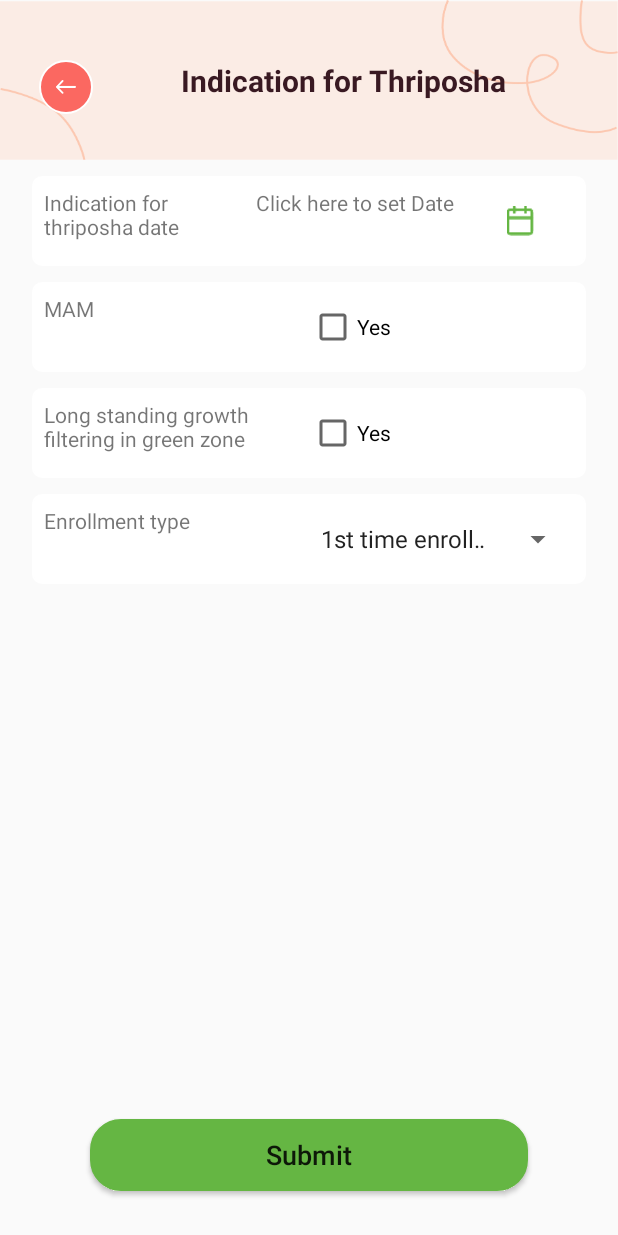
After one commit to tharaka27/chdrapp, an Android app: the SupplementaryIndicationActivity screen opened directly, with no data from a screen before it, on a phone screen of 412 x 824 dp. The commit adds this screen. Run offline under Robolectric (Android 15) with nearby library versions, the phone set to English and light mode, and no system bars; our stand-ins replace RxJava; libraries missing offline, so code that uses them is left out: org.hisp.dhis; 2 statements that could not run were skipped.

Commit message:
Supplementary Indication new UI

```diff
--- a/app/src/main/AndroidManifest.xml
+++ b/app/src/main/AndroidManifest.xml
@@ -16,6 +16,11 @@
         <activity
             android:name=".ui.event_form.AnthropometryActivity"
             android:exported="true" />
+
+        <activity
+            android:name=".ui.event_form.SupplementaryIndicationActivity"
+            android:exported="true" />
+
         <activity android:name=".ui.splash.SplashActivity">
             <intent-filter>
                 <action android:name="android.intent.action.MAIN" />
--- /dev/null
+++ b/app/src/main/java/com/echdr/android/echdrapp/ui/event_form/SupplementaryIndicationActivity.java
@@ -0,0 +1,389 @@
+package com.echdr.android.echdrapp.ui.event_form;
+
+import static android.text.TextUtils.isEmpty;
+
+import android.app.DatePickerDialog;
+import android.content.Context;
+import android.content.DialogInterface;
+import android.content.Intent;
+import android.graphics.Color;
+import android.graphics.drawable.ColorDrawable;
+import android.os.Bundle;
+import android.text.Editable;
+import android.text.TextWatcher;
+import android.text.format.DateFormat;
+import android.view.View;
+import android.widget.AdapterView;
+import android.widget.ArrayAdapter;
+import android.widget.Button;
+import android.widget.CheckBox;
+import android.widget.DatePicker;
+import android.widget.EditText;
+import android.widget.ImageView;
+import android.widget.Spinner;
+import android.widget.TextView;
+import android.widget.Toast;
+
+import androidx.appcompat.app.AlertDialog;
+import androidx.appcompat.app.AppCompatActivity;
+
+import com.echdr.android.echdrapp.R;
+import com.echdr.android.echdrapp.data.Sdk;
+import com.echdr.android.echdrapp.data.service.forms.EventFormService;
+import com.echdr.android.echdrapp.data.service.forms.RuleEngineService;
+import com.google.android.material.floatingactionbutton.FloatingActionButton;
+
+import org.hisp.dhis.android.core.maintenance.D2Error;
+import org.hisp.dhis.android.core.trackedentity.TrackedEntityDataValueObjectRepository;
+
+import java.util.Calendar;
+import java.util.Date;
+
+import io.reactivex.processors.PublishProcessor;
+
+
+public class SupplementaryIndicationActivity extends AppCompatActivity {
+    private String eventUid;
+    private String programUid;
+    private String selectedChild;
+    private FormType formType;
+    private String orgUnit;
+
+    private TextView textView_Date;
+    private CheckBox checkbox_MAM;
+    private CheckBox checkbox_Green;
+    private CheckBox checkbox_Underweight;
+    private Spinner spinner_Enrollment;
+    private Button saveButton;
+    private ImageView datePicker;
+
+    private PublishProcessor<Boolean> engineInitialization;
+    private RuleEngineService engineService;
+    private DatePickerDialog.OnDateSetListener setListener;
+    private Context context;
+    protected String[] supp_type_array ;
+
+    private enum IntentExtra {
+        EVENT_UID, PROGRAM_UID, OU_UID, TYPE, TEI_ID
+    }
+
+    public enum FormType {
+        CREATE, CHECK
+    }
+
+    public static Intent getFormActivityIntent(Context context, String eventUid,
+                                               String programUid, String orgUnitUid,
+                                               SupplementaryIndicationActivity.FormType type, String teiID) {
+        Intent intent = new Intent(context, SupplementaryIndicationActivity.class);
+        intent.putExtra(SupplementaryIndicationActivity.IntentExtra.EVENT_UID.name(), eventUid);
+        intent.putExtra(SupplementaryIndicationActivity.IntentExtra.PROGRAM_UID.name(), programUid);
+        intent.putExtra(SupplementaryIndicationActivity.IntentExtra.OU_UID.name(), orgUnitUid);
+        intent.putExtra(SupplementaryIndicationActivity.IntentExtra.TYPE.name(), type.name());
+        intent.putExtra(SupplementaryIndicationActivity.IntentExtra.TEI_ID.name(), teiID);
+        return intent;
+    }
+
+    @Override
+    protected void onCreate(Bundle savedInstanceState) {
+        super.onCreate(savedInstanceState);
+        setContentView(R.layout.activity_supplementary_indication);
+
+        textView_Date = findViewById(R.id.editTextDate);
+        checkbox_MAM  = findViewById(R.id.MAM_Checkbox);
+        checkbox_Green = findViewById(R.id.Green_Checkbox);
+        spinner_Enrollment = findViewById(R.id.Enrollment_spinner);
+        saveButton         = findViewById(R.id.supplementaryIndicationSave);
+        datePicker         = findViewById(R.id.supp_date_pick);
+
+        context = this;
+
+        eventUid = getIntent().getStringExtra(SupplementaryIndicationActivity.IntentExtra.EVENT_UID.name());
+        programUid = getIntent().getStringExtra(SupplementaryIndicationActivity.IntentExtra.PROGRAM_UID.name());
+        selectedChild = getIntent().getStringExtra(SupplementaryIndicationActivity.IntentExtra.TEI_ID.name());
+        formType = FormType.valueOf(getIntent().getStringExtra(SupplementaryIndicationActivity.IntentExtra.TYPE.name()));
+        orgUnit = getIntent().getStringExtra(SupplementaryIndicationActivity.IntentExtra.OU_UID.name());
+
+        supp_type_array = getResources().getStringArray(R.array.supp_intervention_type);
+
+        engineInitialization = PublishProcessor.create();
+
+        //Calendar calendar = Calendar.getInstance();
+        Date date = new Date();
+        String s_day          = (String) DateFormat.format("dd",   date); // 20
+        String s_monthNumber  = (String) DateFormat.format("MM",   date); // 06
+        String s_year         = (String) DateFormat.format("yyyy", date); // 2013
+
+        final int year = Integer.parseInt(s_year);
+        final int month = Integer.parseInt(s_monthNumber);
+        final int day = Integer.parseInt(s_day);
+
+        textView_Date.setOnClickListener(new View.OnClickListener() {
+            @Override
+            public void onClick(View v) {
+                System.out.println("Clicked et date");
+                DatePickerDialog datePickerDialog = new DatePickerDialog(
+                        context, android.R.style.Theme_Holo_Light_Dialog, setListener, year, month, day);
+                datePickerDialog.getWindow().setBackgroundDrawable(new ColorDrawable(Color.TRANSPARENT));
+                datePickerDialog.show();
+            }
+        });
+
+        datePicker.setOnClickListener(new View.OnClickListener() {
+            @Override
+            public void onClick(View v) {
+                selectDate(year, month, day);
+            }
+        });
+
+        setListener = new DatePickerDialog.OnDateSetListener() {
+            @Override
+            public void onDateSet(DatePicker view, int year, int month, int dayOfMonth) {
+                month = month+1;
+                //String date = dayOfMonth + "/" + month + "/" + year;
+                String date = year + "-" + month+ "-" + dayOfMonth;
+                textView_Date.setText(date);
+            }
+        };
+
+        ArrayAdapter<CharSequence> adapter = ArrayAdapter.createFromResource(context,
+                R.array.supp_intervention_type,
+                android.R.layout.simple_spinner_item);
+        adapter.setDropDownViewResource(android.R.layout.simple_spinner_dropdown_item);
+        spinner_Enrollment.setAdapter(adapter);
+        spinner_Enrollment.setOnItemSelectedListener(new EnrollmentTypeSpinnerClass());
+
+        // Load the existing values - form.CHECK
+        if(formType == FormType.CHECK)
+        {
+            System.out.println(getDataElement("KuMTUOY6X3L")); // date
+            System.out.println(getDataElement("o4ltT56H9QV")); // MAM
+            System.out.println(getDataElement("tSnrbDU0cJA")); // green zone
+            System.out.println(getDataElement("Fzl8qpcjcwV")); // type
+
+            // set date
+            try{
+                String prev_date = getDataElement("KuMTUOY6X3L");
+                if(!prev_date.isEmpty())
+                {
+                    textView_Date.setText(prev_date);
+                }
+            }
+            catch (Exception e)
+            {
+                textView_Date.setText("");
+            }
+
+            // set MAM
+            try{
+                if(getDataElement("o4ltT56H9QV").equals("true"))
+                {
+                    checkbox_MAM.setChecked(true);
+                }
+            }
+            catch (Exception e)
+            {
+                checkbox_MAM.setChecked(false);
+            }
+
+            // set Green zone
+            try{
+                if(getDataElement("tSnrbDU0cJA").equals("true"))
+                {
+                    checkbox_Green.setChecked(true);
+                }
+            }
+            catch (Exception e)
+            {
+                checkbox_Green.setChecked(false);
+            }
+
+            // set enrollment type
+            spinner_Enrollment.setSelection(
+                    getSpinnerSelection("Fzl8qpcjcwV", supp_type_array));
+
+        }
+        else{
+            textView_Date.setText("Click here to set Date");
+        }
+
+        saveButton.setOnClickListener(new View.OnClickListener() {
+            @Override
+            public void onClick(View v) {
+                saveElements();
+            }
+        });
+
+
+        if (EventFormService.getInstance().init(
+                Sdk.d2(),
+                eventUid,
+                programUid,
+                getIntent().getStringExtra(SupplementaryIndicationActivity.IntentExtra.OU_UID.name())))
+            this.engineService = new RuleEngineService();
+    }
+
+    class EnrollmentTypeSpinnerClass implements AdapterView.OnItemSelectedListener
+    {
+        @Override
+        public void onItemSelected(AdapterView<?> parent, View v, int position, long id)
+        {
+            Toast.makeText(v.getContext(), "Your choose :" +
+                    supp_type_array[position],Toast.LENGTH_SHORT).show();
+        }
+
+        @Override
+        public void onNothingSelected(AdapterView<?> parent) {
+
+        }
+    }
+
+    @Override
+    protected void onResume(){
+        super.onResume();
+    }
+
+    @Override
+    protected void onPause() {
+        super.onPause();
+
+    }
+
+    @Override
+    protected void onDestroy() {
+        EventFormService.clear();
+        super.onDestroy();
+    }
+
+    private void finishEnrollment() {
+        setResult(RESULT_OK);
+        finish();
+    }
+
+    @Override
+    public void onBackPressed() {
+        if (formType == SupplementaryIndicationActivity.FormType.CREATE)
+            EventFormService.getInstance().delete();
+        setResult(RESULT_CANCELED);
+        finish();
+    }
+
+    private String getDataElement(String dataElement){
+        TrackedEntityDataValueObjectRepository valueRepository =
+                Sdk.d2().trackedEntityModule().trackedEntityDataValues()
+                        .value(
+                                eventUid,
+                                dataElement
+                        );
+
+        String currentValue = valueRepository.blockingExists() ?
+                valueRepository.blockingGet().value() : "";
+
+        return currentValue;
+    }
+
+    private void saveDataElement(String dataElement, String value){
+        TrackedEntityDataValueObjectRepository valueRepository;
+        try {
+            valueRepository = Sdk.d2().trackedEntityModule().trackedEntityDataValues()
+                    .value(
+                            EventFormService.getInstance().getEventUid(),
+                            dataElement
+                    );
+        }catch (Exception e)
+        {
+            EventFormService.getInstance().init(
+                    Sdk.d2(),
+                    eventUid,
+                    programUid,
+                    getIntent().getStringExtra(SupplementaryIndicationActivity.IntentExtra.OU_UID.name()));
+            valueRepository = Sdk.d2().trackedEntityModule().trackedEntityDataValues()
+                    .value(
+                            EventFormService.getInstance().getEventUid(),
+                            dataElement
+                    );
+        }
+
+        String currentValue = valueRepository.blockingExists() ?
+                valueRepository.blockingGet().value() : "";
+
+        if (currentValue == null)
+            currentValue = "";
+
+        try{
+            if(!isEmpty(value))
+            {
+                valueRepository.blockingSet(value);
+            }else
+            {
+                valueRepository.blockingDeleteIfExist();
+            }
+        } catch (D2Error d2Error) {
+            d2Error.printStackTrace();
+        }finally {
+            if (!value.equals(currentValue)) {
+                engineInitialization.onNext(true);
+            }
+        }
+    }
+
+    private void saveElements()
+    {
+        if(textView_Date.getText().toString().isEmpty())
+        {
+            AlertDialog.Builder builder1 = new AlertDialog.Builder(context);
+            builder1.setMessage("Date Not Selected");
+            builder1.setCancelable(true);
+
+            builder1.setNegativeButton(
+                    "Close",
+                    new DialogInterface.OnClickListener() {
+                        public void onClick(DialogInterface dialog, int id) {
+                            dialog.cancel();
+                        }
+                    });
+
+            AlertDialog alert11 = builder1.create();
+            alert11.show();
+            return;
+        }
+        saveDataElement("KuMTUOY6X3L", textView_Date.getText().toString());
+        saveDataElement("o4ltT56H9QV", checkbox_MAM.isChecked() ? "true" : "false");
+        saveDataElement("tSnrbDU0cJA", checkbox_Green.isChecked() ? "true" : "false");
+        saveDataElement("Fzl8qpcjcwV",
+                supp_type_array[spinner_Enrollment.getSelectedItemPosition()]);
+
+        finishEnrollment();
+    }
+
+    private void selectDate(int year, int month, int day)
+    {
+        System.out.println("Clicked et date");
+        DatePickerDialog datePickerDialog = new DatePickerDialog(
+                context, android.R.style.Theme_Holo_Light_Dialog, setListener, year, month, day);
+        datePickerDialog.getWindow().setBackgroundDrawable(new ColorDrawable(Color.TRANSPARENT));
+        datePickerDialog.show();
+    }
+
+    private String makeDate(int year, int month, int DayofMonth)
+    {
+        return DayofMonth + "/" + month + "/" + year;
+    }
+
+    private int getSpinnerSelection(String dataElement, String [] array)
+    {
+        int itemPosition = -1;
+        String stringElement = getDataElement(dataElement);
+        for(int i =0; i<array.length; i++)
+        {
+            if(array[i].equals(stringElement))
+            {
+                itemPosition = i;
+            }
+        }
+        return itemPosition;
+    }
+
+
+
+
+}
--- /dev/null
+++ b/app/src/main/res/layout/activity_supplementary_indication.xml
@@ -0,0 +1,244 @@
+<?xml version="1.0" encoding="utf-8"?>
+<androidx.constraintlayout.widget.ConstraintLayout xmlns:android="http://schemas.android.com/apk/res/android"
+    xmlns:app="http://schemas.android.com/apk/res-auto"
+    xmlns:tools="http://schemas.android.com/tools"
+    android:layout_width="match_parent"
+    android:layout_height="match_parent"
+    >
+
+    <LinearLayout
+        android:layout_width="match_parent"
+        android:layout_height="match_parent"
+        android:weightSum="1"
+        android:orientation="vertical">
+
+        <ImageView
+            android:layout_weight="0.13"
+            android:id="@+id/back_img"
+            android:scaleType="fitXY"
+            android:layout_width="wrap_content"
+            android:layout_height="0dp"
+            android:src="@drawable/group16682" />
+
+        <ScrollView
+            android:layout_width="fill_parent"
+            android:layout_height="0dp"
+            android:layout_weight="0.6">
+
+            <RelativeLayout
+                android:layout_width="match_parent"
+                android:layout_height="wrap_content"
+                android:layout_marginHorizontal="16dp"
+                android:layout_marginTop="5dp">
+
+                <LinearLayout
+                    android:layout_width="match_parent"
+                    android:layout_height="wrap_content"
+                    android:orientation="vertical">
+
+                    <LinearLayout
+                        android:layout_width="match_parent"
+                        android:layout_height="60dp"
+                        android:layout_marginHorizontal="5dp"
+                        android:layout_marginVertical="5dp"
+                        android:layout_weight="1"
+                        android:background="@drawable/background_popup_card"
+                        android:orientation="horizontal"
+                        android:paddingHorizontal="8dp"
+                        android:paddingVertical="8dp"
+                        android:weightSum="1">
+
+                        <TextView
+                            android:layout_width="0dp"
+                            android:layout_height="match_parent"
+                            android:layout_gravity="center"
+                            android:layout_weight="0.4"
+                            android:background="@null"
+                            android:text="Indication for thriposha date"
+                            android:textColorHint="@color/desc" />
+
+                        <TextView
+                            android:id="@+id/editTextDate"
+                            android:layout_width="0dp"
+                            android:layout_height="match_parent"
+                            android:layout_gravity="center"
+                            android:layout_weight="0.4"
+                            android:background="@null"
+                            android:text="1997-08-27"
+                            android:textColorHint="@color/desc" />
+
+                        <ImageView
+                            android:id="@+id/supp_date_pick"
+                            android:layout_width="0dp"
+                            android:layout_height="20dp"
+                            android:layout_gravity="center_vertical"
+                            android:layout_weight="0.2"
+                            android:background="@drawable/background_popup_card"
+                            android:src="@drawable/calendar" />
+                    </LinearLayout>
+
+                    <LinearLayout
+                        android:layout_width="match_parent"
+                        android:layout_height="60dp"
+                        android:layout_marginHorizontal="5dp"
+                        android:layout_marginVertical="5dp"
+                        android:layout_weight="1"
+                        android:background="@drawable/background_popup_card"
+                        android:orientation="horizontal"
+                        android:paddingHorizontal="8dp"
+                        android:paddingVertical="8dp"
+                        android:weightSum="1">
+
+                        <TextView
+                            android:layout_width="0dp"
+                            android:layout_height="match_parent"
+                            android:layout_gravity="center"
+                            android:layout_weight="0.5"
+                            android:background="@null"
+                            android:text="MAM"
+                            android:textColorHint="@color/desc" />
+
+                        <CheckBox
+                            android:id="@+id/MAM_Checkbox"
+                            android:layout_width="0dp"
+                            android:layout_height="match_parent"
+                            android:layout_gravity="center"
+                            android:layout_weight="0.5"
+                            android:background="@null"
+                            android:text ="Yes"
+                            android:textColorHint="@color/desc" />
+
+                    </LinearLayout>
+
+                    <LinearLayout
+                        android:layout_width="match_parent"
+                        android:layout_height="60dp"
+                        android:layout_marginHorizontal="5dp"
+                        android:layout_marginVertical="5dp"
+                        android:layout_weight="1"
+                        android:background="@drawable/background_popup_card"
+                        android:orientation="horizontal"
+                        android:paddingHorizontal="8dp"
+                        android:paddingVertical="8dp"
+                        android:weightSum="1">
+
+                        <TextView
+                            android:layout_width="0dp"
+                            android:layout_height="match_parent"
+                            android:layout_gravity="center"
+                            android:layout_weight="0.5"
+                            android:background="@null"
+                            android:text="Long standing growth filtering in green zone"
+                            android:textColorHint="@color/desc" />
+
+                        <CheckBox
+                            android:id="@+id/Green_Checkbox"
+                            android:layout_width="0dp"
+                            android:layout_height="match_parent"
+                            android:layout_gravity="center"
+                            android:layout_weight="0.5"
+                            android:background="@null"
+                            android:text ="Yes"
+                            android:textColorHint="@color/desc" />
+
+                    </LinearLayout>
+                    <LinearLayout
+                        android:layout_width="match_parent"
+                        android:layout_height="60dp"
+                        android:layout_marginHorizontal="5dp"
+                        android:layout_marginVertical="5dp"
+                        android:layout_weight="1"
+                        android:background="@drawable/background_popup_card"
+                        android:orientation="horizontal"
+                        android:paddingHorizontal="8dp"
+                        android:paddingVertical="8dp"
+                        android:weightSum="1">
+
+                        <TextView
+                            android:layout_width="0dp"
+                            android:layout_height="match_parent"
+                            android:layout_gravity="center"
+                            android:layout_weight="0.5"
+                            android:background="@null"
+                            android:text="Enrollment type"
+                            android:textColorHint="@color/desc" />
+
+                        <Spinner
+                            android:id="@+id/Enrollment_spinner"
+                            android:layout_width="0dp"
+                            android:layout_height="match_parent"
+                            android:layout_weight="0.5">
+
+                        </Spinner>
+
+
+                    </LinearLayout>
+
+
+                </LinearLayout>
+
+            </RelativeLayout>
+        </ScrollView>
+
+    </LinearLayout>
+
+    <Button
+        android:id="@+id/supplementaryIndicationSave"
+        android:layout_width="match_parent"
+        android:layout_height="wrap_content"
+        android:layout_gravity="center_horizontal"
+        android:textSize="18dp"
+        android:layout_marginVertical="30dp"
+        android:layout_marginHorizontal="60dp"
+        app:layout_constraintBottom_toBottomOf="parent"
+        android:background="@drawable/background_button"
+        android:textAllCaps="false"
+        android:text="@string/submit" />
+
+    <RelativeLayout
+        android:id="@+id/view1"
+        android:paddingHorizontal="16dp"
+        android:layout_width="match_parent"
+        android:layout_height="wrap_content"
+        app:layout_constraintTop_toTopOf="parent">
+
+        <LinearLayout
+            android:layout_width="match_parent"
+            android:layout_height="wrap_content"
+            android:orientation="vertical"
+            android:paddingTop="30dp">
+
+            <RelativeLayout
+                android:layout_width="match_parent"
+                android:layout_height="wrap_content"
+                android:layout_gravity="center_horizontal"
+                android:layout_marginVertical="10dp"
+                android:orientation="horizontal">
+
+                <ImageButton
+                    android:id="@+id/back_btn"
+                    android:layout_width="36dp"
+                    android:layout_height="36dp"
+                    android:layout_alignParentStart="true"
+                    android:layout_marginStart="10dp"
+                    android:background="@drawable/background_back_btn"
+                    android:clickable="true"
+                    android:focusable="true"
+                    android:padding="10dp"
+                    android:src="@drawable/back" />
+
+                <TextView
+                    android:id="@+id/title"
+                    android:layout_width="match_parent"
+                    android:layout_height="wrap_content"
+                    android:layout_toEndOf="@+id/back_btn"
+                    android:text="Indication for Thriposha"
+                    android:textAlignment="center"
+                    android:textColor="@color/title"
+                    android:textSize="20sp"
+                    android:textStyle="bold" />
+
+            </RelativeLayout>
+        </LinearLayout>
+    </RelativeLayout>
+</androidx.constraintlayout.widget.ConstraintLayout>
--- a/app/src/main/res/values/strings.xml
+++ b/app/src/main/res/values/strings.xml
@@ -180,5 +180,11 @@
     <string name="stunt">Stunting</string>
     <string name="other">Other health/ Non-health</string>
 
+    <!--    Supplementary intervention spinner-->
+    <string-array name="supp_intervention_type">
+        <item>1st time enrollment to this programme</item>
+        <item>Relapse</item>
+    </string-array>
+
 
 </resources>
```
Also changed, not shown: app/src/main/java/com/echdr/android/echdrapp/ui/events/EventAdapter.java (+13 -0 lines), app/src/main/java/com/echdr/android/echdrapp/ui/events/EventsActivity.java (+12 -0 lines).
